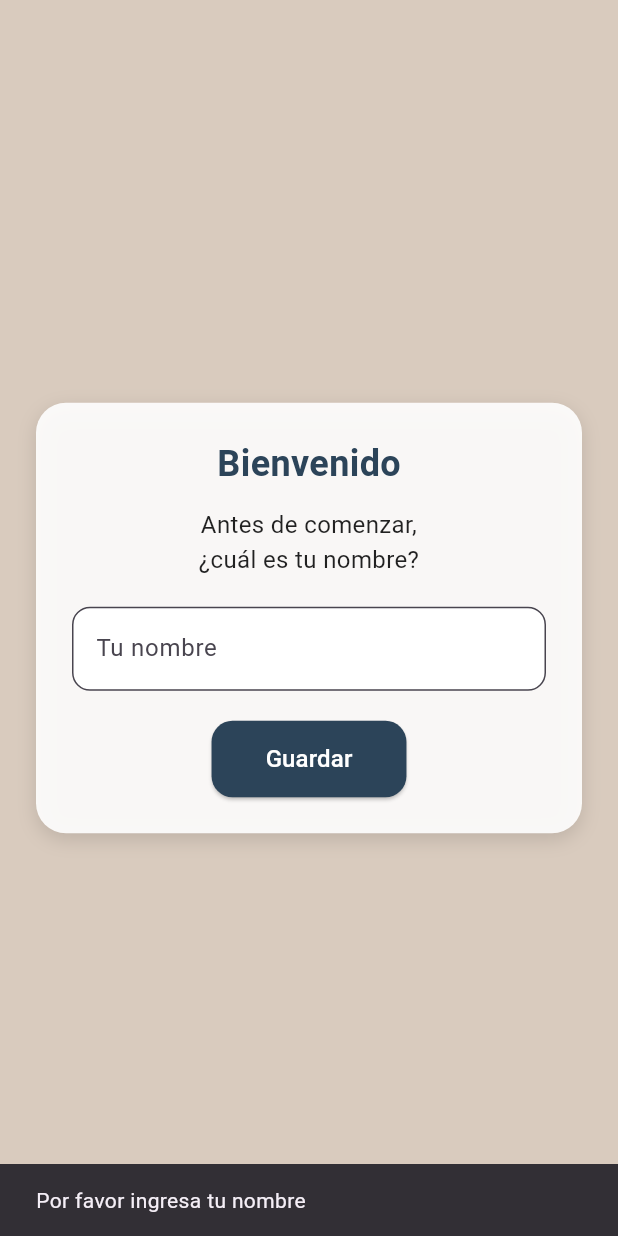
After one commit to SailorSystem/lumi, a Flutter app: the screen it shows after launch, after a tap on "Guardar", on a phone screen of 412 x 824 dp. The commit adds this screen. Run offline on Flutter 3.47's test engine with Material 3 defaults, Android fonts, the phone set to English and light mode, and no system bars; our stand-ins replace audioplayers, flutter_local_notifications, shared_preferences, supabase_flutter, timezone; accounts and stored records are empty.

Commit message:
Roma V3.4

```diff
--- a/lib/core/models/usuario.dart
+++ b/lib/core/models/usuario.dart
@@ -1,27 +1,43 @@
 /// Modelo que representa a un usuario registrado en la app.
 /// Corresponde a la tabla `usuarios` en la base de datos.
 class Usuario {
-  final int? idUsuario;
+  final int idUsuario;
   final String nombre;
+  final int estadoAnimo; // 0, 1 o 2
 
   Usuario({
-    this.idUsuario,
+    required this.idUsuario,
     required this.nombre,
+    required this.estadoAnimo,
   });
 
-  /// Crea una instancia de [Usuario] desde un mapa (por ejemplo, de Supabase).
+  // From DB
   factory Usuario.fromMap(Map<String, dynamic> map) {
     return Usuario(
       idUsuario: map['id_usuario'],
       nombre: map['nombre'],
+      estadoAnimo: map['estado_animo'] ?? 1,
     );
   }
 
-  /// Convierte el objeto [Usuario] a un mapa para insertar o actualizar en la BD.
+  // To DB
   Map<String, dynamic> toMap() {
     return {
       'id_usuario': idUsuario,
       'nombre': nombre,
+      'estado_animo': estadoAnimo,
     };
   }
+
+  Usuario copyWith({
+    int? idUsuario,
+    String? nombre,
+    int? estadoAnimo,
+  }) {
+    return Usuario(
+      idUsuario: idUsuario ?? this.idUsuario,
+      nombre: nombre ?? this.nombre,
+      estadoAnimo: estadoAnimo ?? this.estadoAnimo,
+    );
+  }
 }
--- /dev/null
+++ b/lib/features/home/firstre_screen.dart
@@ -0,0 +1,117 @@
+import 'package:flutter/material.dart';
+import 'package:shared_preferences/shared_preferences.dart';
+
+class FirstRegisterScreen extends StatefulWidget {
+  const FirstRegisterScreen({super.key});
+
+  @override
+  State<FirstRegisterScreen> createState() => _FirstRegisterScreenState();
+}
+
+class _FirstRegisterScreenState extends State<FirstRegisterScreen> {
+  final TextEditingController _nameCtrl = TextEditingController();
+  bool _saving = false;
+
+  Future<void> _saveName() async {
+    final name = _nameCtrl.text.trim();
+
+    if (name.isEmpty) {
+      ScaffoldMessenger.of(context).showSnackBar(
+        const SnackBar(content: Text("Por favor ingresa tu nombre")),
+      );
+      return;
+    }
+
+    setState(() => _saving = true);
+
+    final prefs = await SharedPreferences.getInstance();
+    await prefs.setString("user_name", name);
+
+    // Aquí podrías registrar en Supabase si quieres:
+    // await UsuarioService.crearUsuario(name);
+
+    if (!mounted) return;
+
+    Navigator.pop(context); // Regresa al Home
+  }
+
+  @override
+  Widget build(BuildContext context) {
+    return Scaffold(
+      backgroundColor: const Color(0xFFD9CBBE),
+      body: SafeArea(
+        child: Center(
+          child: Container(
+            padding: const EdgeInsets.all(24),
+            margin: const EdgeInsets.symmetric(horizontal: 24),
+            decoration: BoxDecoration(
+              color: Colors.white.withOpacity(0.90),
+              borderRadius: BorderRadius.circular(20),
+              boxShadow: const [
+                BoxShadow(
+                  color: Colors.black12,
+                  blurRadius: 10,
+                  offset: Offset(0, 4),
+                ),
+              ],
+            ),
+            child: Column(
+              mainAxisSize: MainAxisSize.min,
+              children: [
+                const Text(
+                  "Bienvenido",
+                  style: TextStyle(
+                    fontSize: 24,
+                    fontWeight: FontWeight.bold,
+                    color: Color(0xFF2C4459),
+                  ),
+                ),
+                const SizedBox(height: 12),
+                const Text(
+                  "Antes de comenzar,\n¿cuál es tu nombre?",
+                  textAlign: TextAlign.center,
+                  style: TextStyle(fontSize: 16, color: Colors.black87),
+                ),
+                const SizedBox(height: 20),
+                TextField(
+                  controller: _nameCtrl,
+                  decoration: InputDecoration(
+                    labelText: "Tu nombre",
+                    filled: true,
+                    fillColor: Colors.white,
+                    border: OutlineInputBorder(
+                        borderRadius: BorderRadius.circular(12)),
+                  ),
+                ),
+                const SizedBox(height: 20),
+                ElevatedButton(
+                  onPressed: _saving ? null : _saveName,
+                  style: ElevatedButton.styleFrom(
+                    backgroundColor: const Color(0xFF2C4459),
+                    foregroundColor: Colors.white,
+                    padding:
+                        const EdgeInsets.symmetric(horizontal: 36, vertical: 14),
+                    shape: RoundedRectangleBorder(
+                      borderRadius: BorderRadius.circular(14),
+                    ),
+                  ),
+                  child: _saving
+                      ? const SizedBox(
+                          width: 22,
+                          height: 22,
+                          child: CircularProgressIndicator(
+                              strokeWidth: 2, color: Colors.white),
+                        )
+                      : const Text(
+                          "Guardar",
+                          style: TextStyle(fontSize: 16),
+                        ),
+                ),
+              ],
+            ),
+          ),
+        ),
+      ),
+    );
+  }
+}
--- a/lib/features/home/home_screen.dart
+++ b/lib/features/home/home_screen.dart
@@ -1,3 +1,4 @@
+// lib/features/home/home_screen.dart
 import 'dart:convert';
 import 'dart:math' as math;
 import 'dart:async';
@@ -9,6 +10,7 @@ import 'sesion_rapida.dart';
 import '../settings/settings_screen.dart';
 import '../stats/stats_screen.dart';
 import '../../widgets/lumi_char.dart';
+import '../../features/home/firstre_screen.dart';
 
 class HomeScreen extends StatefulWidget {
   const HomeScreen({super.key});
@@ -39,9 +41,11 @@ class _HomeScreenState extends State<HomeScreen> with SingleTickerProviderStateM
   @override
   void initState() {
     super.initState();
+    _checkFirstTime();
     _loadCompletedSessions();
     _pulse = AnimationController(vsync: this, duration: const Duration(seconds: 2))..repeat(reverse: true);
   }
+
 
   @override
   void dispose() {
@@ -279,4 +283,19 @@ class _HomeScreenState extends State<HomeScreen> with SingleTickerProviderStateM
       ),
     );
   }
+
+  Future<void> _checkFirstTime() async {
+  final prefs = await SharedPreferences.getInstance();
+  final userName = prefs.getString("user_name");
+
+  if (userName == null || userName.trim().isEmpty) {
+    // Usuario nuevo → enviar a pantalla de registro
+    Future.microtask(() {
+      Navigator.push(
+        context,
+        MaterialPageRoute(builder: (_) => const FirstRegisterScreen()),
+      );
+    });
+    }
+  }
 }
```
Also changed, not shown: lib/core/services/usuario_service.dart (+40 -16 lines), 1 other file.
